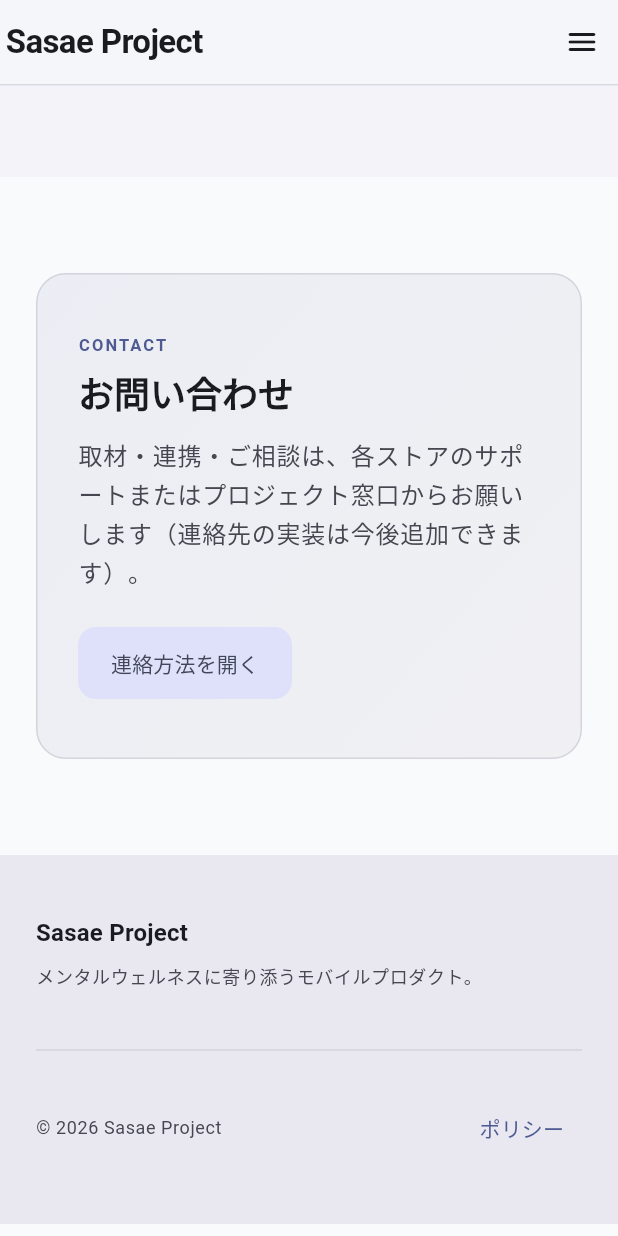
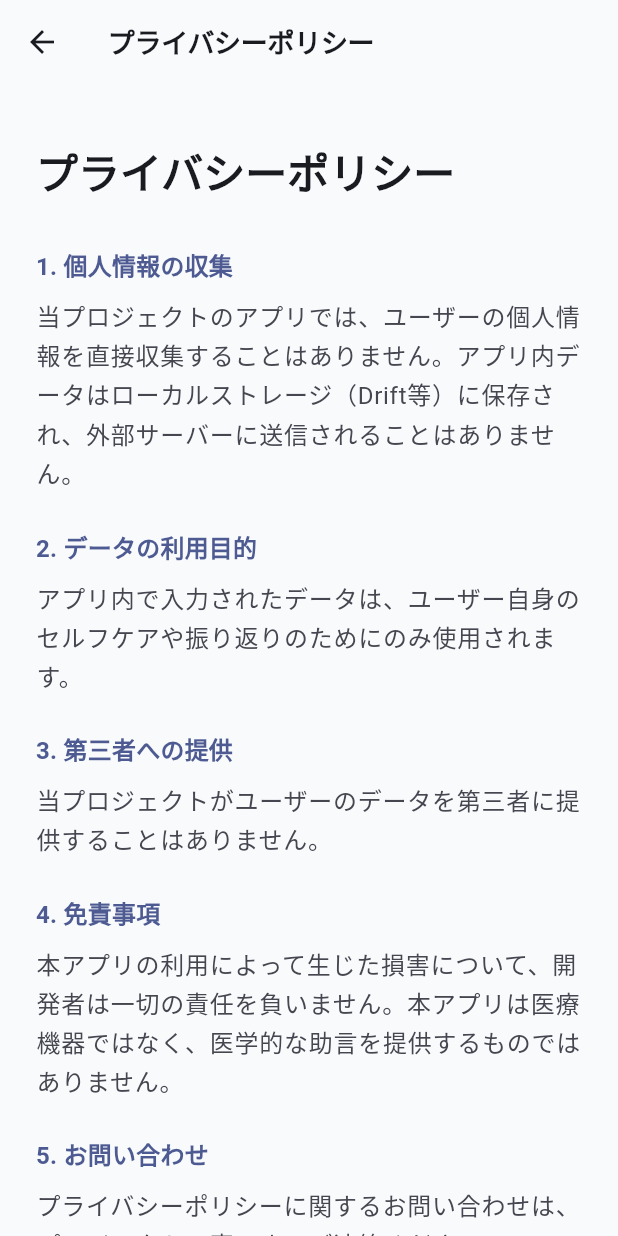
Before and after one commit to sasae-works/sasae_portal, a Flutter app: the screen it shows after launch, scrolled down 1598 dp, after a tap on "ポリシー", on a phone screen of 412 x 824 dp. Run offline on Flutter 3.47's test engine with Material 3 defaults, Android fonts, the phone set to English and light mode, and no system bars.

Commit message:
プライバシーポリシー画面の追加とパッケージ更新
- プライバシーポリシーを表示する新しい画面 `PrivacyPolicyScreen` を追加
- ホーム画面のフッター等にある各ポリシーボタンから `PrivacyPolicyScreen` への遷移を実装
- `pubspec.lock` の各依存パッケージおよび Dart SDK のバージョンを更新
- macOS のプロジェクト設定における `MACOSX_DEPLOYMENT_TARGET` を 10.14 から 10.15 に引き上げ

```diff
--- a/lib/screens/home_screen.dart
+++ b/lib/screens/home_screen.dart
@@ -1,6 +1,7 @@
 import 'package:flutter/material.dart';
 import 'package:sasae_portal/models/project.dart';
 import 'package:sasae_portal/screens/project_detail_screen.dart';
+import 'package:sasae_portal/screens/privacy_policy_screen.dart';
 
 class HomeScreen extends StatefulWidget {
   const HomeScreen({super.key});
@@ -600,7 +601,13 @@ class _Footer extends StatelessWidget {
                           ),
                           const SizedBox(height: 12),
                           TextButton(
-                            onPressed: () {},
+                            onPressed: () {
+                              Navigator.of(context).push(
+                                MaterialPageRoute(
+                                  builder: (context) => const PrivacyPolicyScreen(),
+                                ),
+                              );
+                            },
                             style: TextButton.styleFrom(
                               foregroundColor: scheme.onSurface,
                               padding: EdgeInsets.zero,
@@ -610,7 +617,13 @@ class _Footer extends StatelessWidget {
                             child: const Text('プライバシーポリシー'),
                           ),
                           TextButton(
-                            onPressed: () {},
+                            onPressed: () {
+                              Navigator.of(context).push(
+                                MaterialPageRoute(
+                                  builder: (context) => const PrivacyPolicyScreen(),
+                                ),
+                              );
+                            },
                             style: TextButton.styleFrom(
                               foregroundColor: scheme.onSurface,
                               padding: EdgeInsets.zero,
@@ -636,7 +649,13 @@ class _Footer extends StatelessWidget {
                     ),
                     if (MediaQuery.sizeOf(context).width < 600)
                       TextButton(
-                        onPressed: () {},
+                        onPressed: () {
+                          Navigator.of(context).push(
+                            MaterialPageRoute(
+                              builder: (context) => const PrivacyPolicyScreen(),
+                            ),
+                          );
+                        },
                         child: const Text('ポリシー'),
                       ),
                   ],
--- /dev/null
+++ b/lib/screens/privacy_policy_screen.dart
@@ -0,0 +1,118 @@
+import 'package:flutter/material.dart';
+
+class PrivacyPolicyScreen extends StatelessWidget {
+  const PrivacyPolicyScreen({super.key});
+
+  @override
+  Widget build(BuildContext context) {
+    final scheme = Theme.of(context).colorScheme;
+    final textTheme = Theme.of(context).textTheme;
+
+    return Scaffold(
+      appBar: AppBar(
+        title: const Text('プライバシーポリシー'),
+      ),
+      body: SelectionArea(
+        child: SingleChildScrollView(
+          child: Center(
+            child: ConstrainedBox(
+              constraints: const BoxConstraints(maxWidth: 800),
+              child: Padding(
+                padding: const EdgeInsets.symmetric(horizontal: 24, vertical: 40),
+                child: Column(
+                  crossAxisAlignment: CrossAxisAlignment.start,
+                  children: [
+                    Text(
+                      'プライバシーポリシー',
+                      style: textTheme.headlineMedium?.copyWith(
+                        fontWeight: FontWeight.bold,
+                        color: scheme.onSurface,
+                      ),
+                    ),
+                    const SizedBox(height: 32),
+                    _Section(
+                      title: '1. 個人情報の収集',
+                      content: '当プロジェクトのアプリでは、ユーザーの個人情報を直接収集することはありません。アプリ内データはローカルストレージ（Drift等）に保存され、外部サーバーに送信されることはありません。',
+                      scheme: scheme,
+                      textTheme: textTheme,
+                    ),
+                    _Section(
+                      title: '2. データの利用目的',
+                      content: 'アプリ内で入力されたデータは、ユーザー自身のセルフケアや振り返りのためにのみ使用されます。',
+                      scheme: scheme,
+                      textTheme: textTheme,
+                    ),
+                    _Section(
+                      title: '3. 第三者への提供',
+                      content: '当プロジェクトがユーザーのデータを第三者に提供することはありません。',
+                      scheme: scheme,
+                      textTheme: textTheme,
+                    ),
+                    _Section(
+                      title: '4. 免責事項',
+                      content: '本アプリの利用によって生じた損害について、開発者は一切の責任を負いません。本アプリは医療機器ではなく、医学的な助言を提供するものではありません。',
+                      scheme: scheme,
+                      textTheme: textTheme,
+                    ),
+                    _Section(
+                      title: '5. お問い合わせ',
+                      content: 'プライバシーポリシーに関するお問い合わせは、プロジェクトの窓口までご連絡ください。',
+                      scheme: scheme,
+                      textTheme: textTheme,
+                    ),
+                    const SizedBox(height: 40),
+                    Text(
+                      '制定日：2024年1月1日',
+                      style: textTheme.bodySmall?.copyWith(color: scheme.onSurfaceVariant),
+                    ),
+                  ],
+                ),
+              ),
+            ),
+          ),
+        ),
+      ),
+    );
+  }
+}
+
+class _Section extends StatelessWidget {
+  const _Section({
+    required this.title,
+    required this.content,
+    required this.scheme,
+    required this.textTheme,
+  });
+
+  final String title;
+  final String content;
+  final ColorScheme scheme;
+  final TextTheme textTheme;
+
+  @override
+  Widget build(BuildContext context) {
+    return Padding(
+      padding: const EdgeInsets.only(bottom: 24),
+      child: Column(
+        crossAxisAlignment: CrossAxisAlignment.start,
+        children: [
+          Text(
+            title,
+            style: textTheme.titleMedium?.copyWith(
+              fontWeight: FontWeight.bold,
+              color: scheme.primary,
+            ),
+          ),
+          const SizedBox(height: 8),
+          Text(
+            content,
+            style: textTheme.bodyLarge?.copyWith(
+              height: 1.6,
+              color: scheme.onSurfaceVariant,
+            ),
+          ),
+        ],
+      ),
+    );
+  }
+}
```
Also changed, not shown: pubspec.lock, 1 other file.
